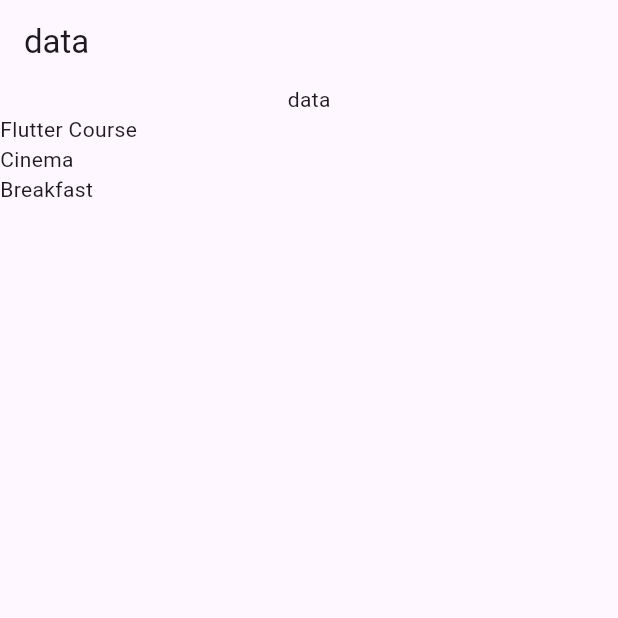
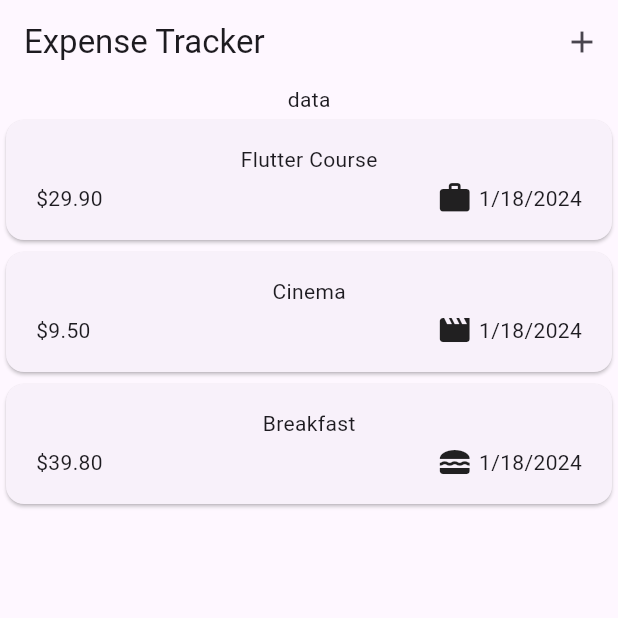
Before and after one commit to 201014002/expenses-app, a Flutter app: the screen it shows after launch, on a phone screen of 412 x 824 dp, the top half of it. Run offline on Flutter 3.47's test engine with Material 3 defaults, Android fonts, the phone set to English and light mode, and no system bars.

Commit message:
Edited commit.

```diff
--- a/lib/main.dart
+++ b/lib/main.dart
@@ -12,6 +12,7 @@ class MyApp extends StatelessWidget {
   @override
   Widget build(BuildContext context) {
     return MaterialApp(
+      debugShowCheckedModeBanner: false,
       title: 'Flutter Demo',
       theme: ThemeData(
         colorScheme: ColorScheme.fromSeed(seedColor: Colors.deepPurple),
--- a/lib/models/expense.dart
+++ b/lib/models/expense.dart
@@ -1,8 +1,18 @@
+import 'package:flutter/cupertino.dart';
+import 'package:flutter/material.dart';
 import 'package:uuid/uuid.dart';
+import 'package:intl/intl.dart';
 
 const uuid = Uuid();
+final dateFormate=DateFormat.yMd();
 
-enum Category { food, trave, leisure, word }
+enum Category { food, travel, leisure, work }
+var categoryIcons={
+  Category.food:Icons.lunch_dining,
+  Category.travel:Icons.flight_takeoff,
+  Category.leisure:Icons.movie,
+  Category.work:Icons.work,
+};
 
 class Expense {
   final String id;
@@ -11,6 +21,10 @@ class Expense {
   final DateTime date;
   final Category category;
 
+
+  String get formattedDate{
+    return dateFormate.format(date);
+  }
   Expense(
       {required this.category,
       required this.title,
@@ -18,10 +32,3 @@ class Expense {
       required this.date})
       : id = uuid.v4();
 }
-
-var v1 = Expense(
-  category: Category.word,
-  title: 'Flutter Course',
-  amount: 29.9,
-  date: DateTime.now(),
-);
--- a/lib/widgets/expanses_list/expanses_item.dart
+++ b/lib/widgets/expanses_list/expanses_item.dart
@@ -0,0 +1,34 @@
+
+import 'package:expenses/models/expense.dart';
+import 'package:flutter/material.dart';
+
+class ExpensesItem extends StatelessWidget {
+  const ExpensesItem({super.key,required this.expense});
+  final Expense expense;
+
+  @override
+  Widget build(BuildContext context) {
+    return Card(
+        child: Padding(padding: const EdgeInsets.symmetric(horizontal: 20.0,vertical: 16.0),
+          child: Column(
+            children: [
+              Text(expense.title),
+              SizedBox(height: 4.0,),
+              Row(
+                children: [
+                  Text('\$${expense.amount.toStringAsFixed(2)}',),
+                  const Spacer(),
+                  Row(
+                    children: [
+                      Icon(categoryIcons[expense.category]),
+                      const SizedBox(width: 4.0,),
+                      Text(expense.formattedDate),
+                    ],
+                  ),
+                ],
+              )
+            ],
+          ),
+    ));
+  }
+}
--- a/lib/widgets/expanses_list/expanses_list.dart
+++ b/lib/widgets/expanses_list/expanses_list.dart
@@ -0,0 +1,20 @@
+import 'package:expenses/models/expense.dart';
+import 'package:expenses/widgets/expanses_list/expanses_item.dart';
+import 'package:flutter/material.dart';
+
+class ExpensesList extends StatelessWidget {
+  const ExpensesList({
+    super.key,
+    required this.expenses,
+  });
+
+  final List<Expense> expenses;
+
+  @override
+  Widget build(BuildContext context) {
+    return ListView.builder(
+        itemCount: expenses.length,
+        itemBuilder: (context, index) =>ExpensesItem(expense: expenses[index])
+            );
+  }
+}
--- a/lib/widgets/expenses.dart
+++ b/lib/widgets/expenses.dart
@@ -1,4 +1,6 @@
 import 'package:expenses/models/expense.dart';
+import 'package:expenses/widgets/expanses_list/expanses_list.dart';
+import 'package:expenses/widgets/expanses_list/new_expense.dart';
 import 'package:flutter/material.dart';
 
 class Expenses extends StatefulWidget {
@@ -11,19 +13,19 @@ class Expenses extends StatefulWidget {
 class _ExpensesState extends State<Expenses> {
   final List<Expense> _registeredExpenses = [
     Expense(
-      category: Category.word,
+      category: Category.work,
       title: 'Flutter Course',
       amount: 29.9,
       date: DateTime.now(),
     ),
     Expense(
-      category: Category.word,
+      category: Category.leisure,
       title: 'Cinema',
       amount: 9.5,
       date: DateTime.now(),
     ),
     Expense(
-      category: Category.word,
+      category: Category.food,
       title: 'Breakfast',
       amount: 39.8,
       date: DateTime.now(),
@@ -33,16 +35,24 @@ class _ExpensesState extends State<Expenses> {
   Widget build(BuildContext context) {
     return Scaffold(
       appBar: AppBar(
-        title: Text('data'),
+        title: const Text('Expense Tracker'),
+        actions: [
+          IconButton(
+            onPressed: () {
+              showModalBottomSheet(
+                context: context,
+                builder: (ctx) => NewExpense()
+              );
+            },
+            icon: const Icon(Icons.add),
+          ),
+        ],
       ),
       body: Center(
         child: Column(mainAxisAlignment: MainAxisAlignment.center, children: [
           Text('data'),
           Expanded(
-            child: ListView.builder(
-                itemCount: _registeredExpenses.length,
-                itemBuilder: (context, index) =>
-                    Text(_registeredExpenses[index].title)),
+            child: ExpensesList(expenses: _registeredExpenses),
           )
         ]),
       ),
--- a/pubspec.yaml
+++ b/pubspec.yaml
@@ -36,6 +36,7 @@ dependencies:
   # Use with the CupertinoIcons class for iOS style icons.
   cupertino_icons: ^1.0.2
   uuid: ^4.3.3
+  intl: ^0.19.0
 
 dev_dependencies:
   flutter_test:
```
